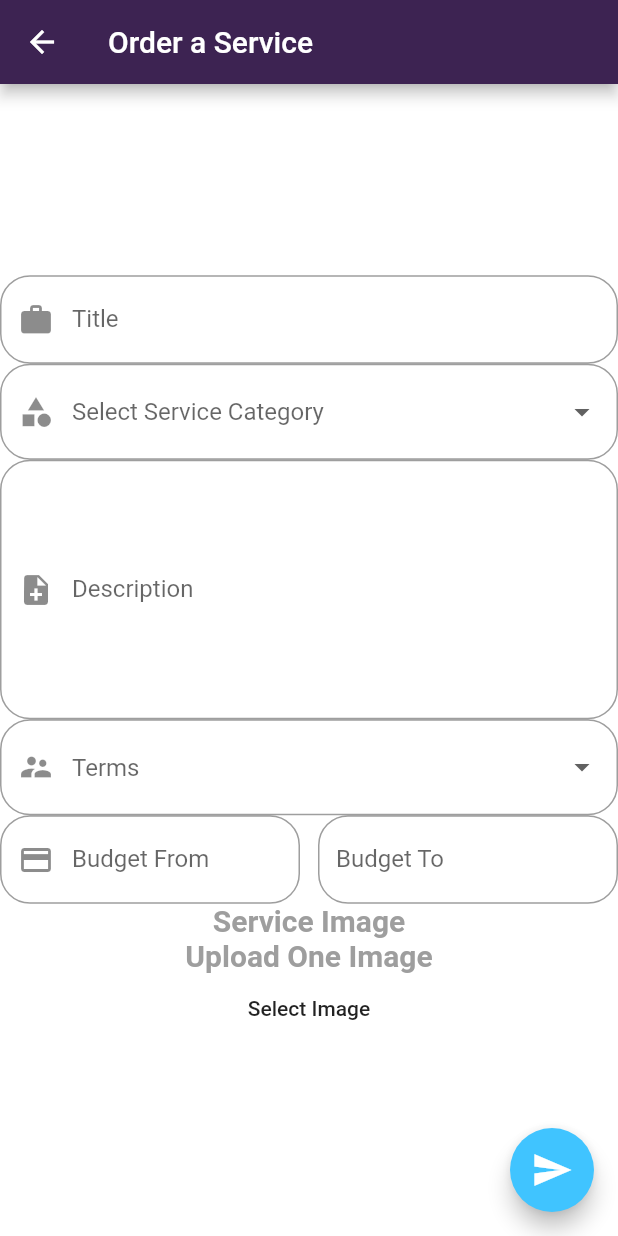
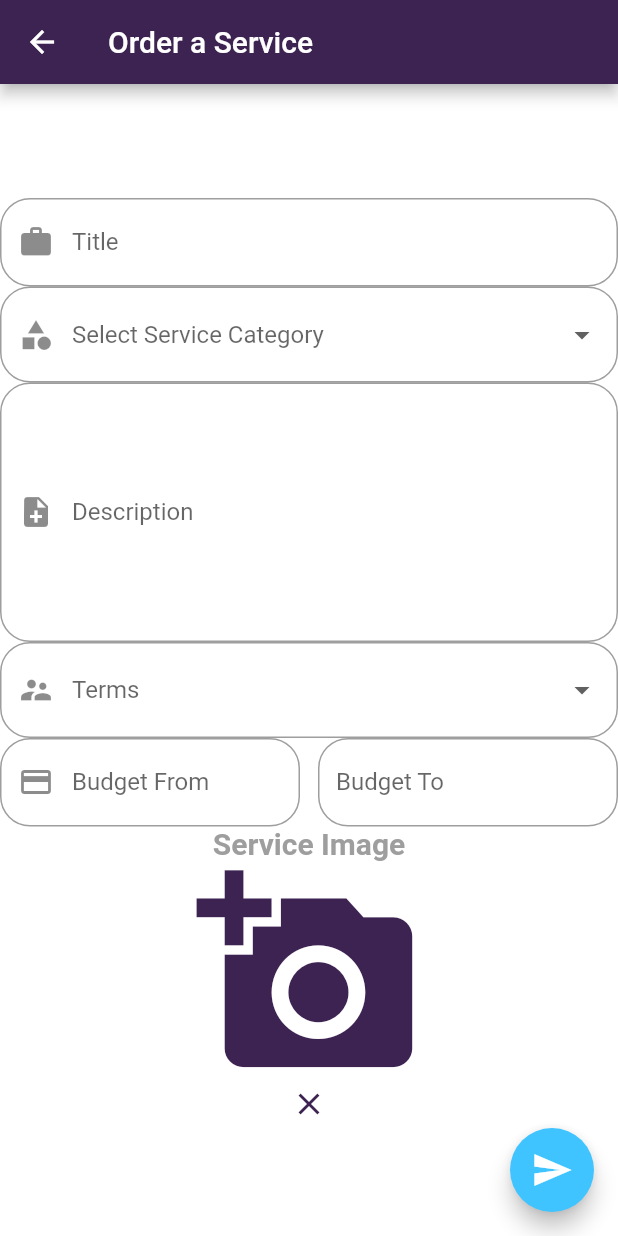
Before and after one commit to RobertoPotato/servio, a Flutter app: the RequestServicePage screen opened by its route, after a tap on the "send" icon, on a phone screen of 412 x 824 dp. Run offline on Flutter 3.47's test engine with Material 2 defaults, Android fonts, the phone set to English and light mode, and no system bars; drawn by our look-alikes of flutter_form_builder; our stand-ins replace google_fonts, google_maps_flutter, image_picker, settings_ui; network calls fail.

Commit message:
major changes except including image uploads. Up next, image upload

```diff
--- a/lib/components/bid_card.dart
+++ b/lib/components/bid_card.dart
@@ -3,7 +3,7 @@ import 'package:servio/constants.dart';
 
 class BidCard extends StatelessWidget {
   final String position;
-  final int amount;
+  final double amount;
   final String userName;
   final String description;
   final String currency;
--- a/lib/constants.dart
+++ b/lib/constants.dart
@@ -7,7 +7,7 @@ const kLocUrl = "http://192.168.100.39:3000/api";
 const kBaseUrl = kLocUrl;
 
 //STATIC USER ID
-const kUserId = 90; //Use 99 as a test case for user without any reviews
+const kUserId = 72;
 const kNetworkImage = "https://cdn.pixabay.com/photo/2020/08/01/10/04/alpine-5455013_640.jpg";
 
 //COLORS
@@ -29,7 +29,7 @@ const kMySettingsColor = Color(0xFFF39402);
 const kStatusExplanation = "This is the current status of the service. It may change without notice";
 const kTravelPromptExplanation = "This is important in case the service would require you to travel";
 
-
+const kExampleCurrency = 'KES';
 const kJobs = "Jobs";
 const kBids = "Bids";
 const kInformation = "Info";
--- a/lib/models/Bid.dart
+++ b/lib/models/Bid.dart
@@ -23,7 +23,7 @@ class Bid {
   });
 
   int id;
-  int amount;
+  double amount;
   String coverLetter;
   bool canTravel;
   String availability;
--- a/lib/models/BidWithServiceAndStatus.dart
+++ b/lib/models/BidWithServiceAndStatus.dart
@@ -19,7 +19,7 @@ class BidWithServiceAndStatus {
     this.service,
   });
 
-  int amount;
+  double amount;
   String coverLetter;
   bool canTravel;
   String availability;
@@ -28,7 +28,7 @@ class BidWithServiceAndStatus {
   Service service;
 
   factory BidWithServiceAndStatus.fromJson(Map<String, dynamic> json) => BidWithServiceAndStatus(
-    amount: json["amount"],
+    amount: json["amount"].toDouble(),
     coverLetter: json["coverLetter"],
     canTravel: json["canTravel"],
     availability: json["availability"],
--- a/lib/screens/alerts_details_screens/job_detail.dart
+++ b/lib/screens/alerts_details_screens/job_detail.dart
@@ -70,7 +70,7 @@ class _JobDetailsState extends State<JobDetails> {
               Image.network(
                   widget.imageUrl,
                   fit: BoxFit
-                      .cover), // TODO replace the image link with => widget.imageUrl
+                      .cover),
               MaterialText(
                 text: "Title: ${widget.title}", //title
                 fontStyle: kMainBlackTextStyle,
@@ -109,7 +109,7 @@ class _JobDetailsState extends State<JobDetails> {
                               serviceId: 1,
                               serviceCategory: "${widget.categoryTitle}",
                               serviceTitle: "${widget.title}",
-                              userId: 1, //TODO Implement function to get my user id (Currently logged-in user)
+                              userId: kUserId, //TODO Implement function to get my user id (Currently logged-in user)
                             )));
                           },
                         ),
--- a/lib/screens/bids.dart
+++ b/lib/screens/bids.dart
@@ -74,7 +74,7 @@ class _BidsState extends State<Bids> {
                 },
                 child: BidCard(
                   currency: currentBidIndex['currency'],
-                  amount: currentBidIndex['amount'],
+                  amount: currentBidIndex['amount'].toDouble(),
                   userName: "My Bid",
                   description: currentBidIndex['coverLetter'],
                   position: "${index + 1}/${bids.length}",
--- a/lib/screens/my_services_bids.dart
+++ b/lib/screens/my_services_bids.dart
@@ -80,7 +80,7 @@ class _MyServicesBidsState extends State<MyServicesBids> {
                 },
                 child: BidCard(
                   currency: bidsWithUserNames[index]['currency'],
-                  amount: bidsWithUserNames[index]['amount'],
+                  amount: bidsWithUserNames[index]['amount'].toDouble(),
                   userName:
                       "${bidsWithUserNames[index]['User']['firstName']} ${bidsWithUserNames[index]['User']['lastName']} ",
                   description: bidsWithUserNames[index]['coverLetter'],
--- a/lib/screens/request_service.dart
+++ b/lib/screens/request_service.dart
@@ -1,8 +1,12 @@
+import 'dart:convert';
+
 import 'package:flutter/material.dart';
 import 'package:flutter_form_builder/flutter_form_builder.dart';
 import 'package:servio/constants.dart';
 import 'package:image_picker/image_picker.dart';
 import 'dart:io';
+import 'package:servio/models/Service.dart';
+import 'package:http/http.dart' as http;
 
 class RequestServicePage extends StatefulWidget {
   static String id = 'requestService';
@@ -10,10 +14,46 @@ class RequestServicePage extends StatefulWidget {
   _RequestServicePageState createState() => _RequestServicePageState();
 }
 
-class Service {
+class Category {
   final int id;
   final String title;
-  Service({@required this.id, @required this.title});
+  Category({@required this.id, @required this.title});
+}
+
+Future<Service> createService(
+    String title,
+    String description,
+    double budgetMin,
+    double budgetMax,
+    String terms,
+    String imageUrl,
+    int userId,
+    int categoryId,
+    int statusId) async {
+  final String url = "$kBaseUrl/v1/services";
+  final response = await http.post(Uri.encodeFull(url),
+      body: json.encode({
+        "title": title,
+        "description": description,
+        "budgetMin": budgetMin,
+        "budgetMax": budgetMax,
+        "terms": terms,
+        "imageUrl": imageUrl,
+        "userId": userId,
+        "categoryId": categoryId,
+        "statusId": statusId
+      }),
+      headers: {
+        "accept": "application/json",
+        "content-type": "application/json"
+      });
+
+  if (response.statusCode == 201) {
+    final String responseString = response.body;
+    return serviceFromJson(responseString);
+  } else {
+    return null;
+  }
 }
 
 class _RequestServicePageState extends State<RequestServicePage> {
@@ -97,11 +137,11 @@ class _RequestServicePageState extends State<RequestServicePage> {
                       hint: Text('Select Service Category'),
                       validators: [FormBuilderValidators.required()],
                       items: [
-                        Service(id: 1, title: 'Service one'),
-                        Service(id: 2, title: 'Service two'),
-                        Service(id: 3, title: 'Service three'),
-                        Service(id: 4, title: 'Service four'),
-                        Service(id: 5, title: 'Service five'),
+                        Category(id: 1, title: 'Service one'),
+                        Category(id: 2, title: 'Service two'),
+                        Category(id: 3, title: 'Service three'),
+                        Category(id: 4, title: 'Service four'),
+                        Category(id: 5, title: 'Service five'),
                       ]
                           .map((service) => DropdownMenuItem(
                                 child: Text(service.title),
@@ -178,24 +218,13 @@ class _RequestServicePageState extends State<RequestServicePage> {
                           color: Colors.grey.shade500),
                     ),
                     imageFile == null
-                        ? Text(
-                            'Upload One Image',
-                            style: kHeadingTextStyle.copyWith(
-                                color: Colors.grey.shade500),
-                          )
-                        : Image.file(
-                            imageFile,
-                            width: 150.0,
-                            height: 150.0,
-                            fit: BoxFit.cover,
-                          ),
-                    FlatButton(
-                      onPressed: () {
+                        ? InkWell(
+                            onTap: () {
                               showModalBottomSheet<void>(
                                   context: context,
                                   builder: (BuildContext context) {
                                     return Container(
-                                height: 120.0,
+                                      height: 100.0,
                                       child: Column(
                                         crossAxisAlignment:
                                             CrossAxisAlignment.stretch,
@@ -221,8 +250,29 @@ class _RequestServicePageState extends State<RequestServicePage> {
                                     );
                                   });
                             },
-                      child: Text('Select Image'),
-                    )
+                            child: Icon(
+                              Icons.add_a_photo,
+                              size: 150.0,
+                              color: kPrimaryColor,
+                            ))
+                        : Image.file(
+                            imageFile,
+                            width: 150.0,
+                            height: 150.0,
+                            fit: BoxFit.cover,
+                          ),
+                    //Remove the selected image
+                    InkWell(
+                        onTap: () {
+                          setState(() {
+                            imageFile = null;
+                          });
+                        },
+                        child: Icon(
+                          Icons.close,
+                          size: 24.0,
+                          color: kPrimaryColor,
+                        ))
                   ],
                 ),
               ),
@@ -234,9 +284,29 @@ class _RequestServicePageState extends State<RequestServicePage> {
             Icons.send,
             size: 28,
           ),
-          onPressed: () {
+          onPressed: () async {
             if (_fbKey.currentState.saveAndValidate()) {
-              print(_fbKey.currentState.value);
+              final formData = _fbKey.currentState.value;
+              final title = formData['title'];
+              final description = formData['description'];
+              final budgetMin = double.parse(formData['budgetMin']);
+              final budgetMax = double.parse(formData['budgetMax']);
+              final terms = formData['terms'];
+              final imageUrl = kNetworkImage /*formData['imageUrl']*/;
+              final userId = kUserId;
+              final categoryId = 2;
+              final statusId = 2;
+
+              final Service service = await createService(
+                  title,
+                  description,
+                  budgetMin.toDouble(),
+                  budgetMax.toDouble(),
+                  terms,
+                  imageUrl,
+                  userId,
+                  categoryId,
+                  statusId);
             }
           },
         ),
```
Also changed, not shown: lib/screens/alerts_details_screens/bid_detail.dart (+41 -23 lines), lib/screens/make_bid_screen.dart (+3 -4 lines), lib/screens/profile_user.dart (+0 -16 lines). Lines whose indentation alone changed are shown as unchanged.
